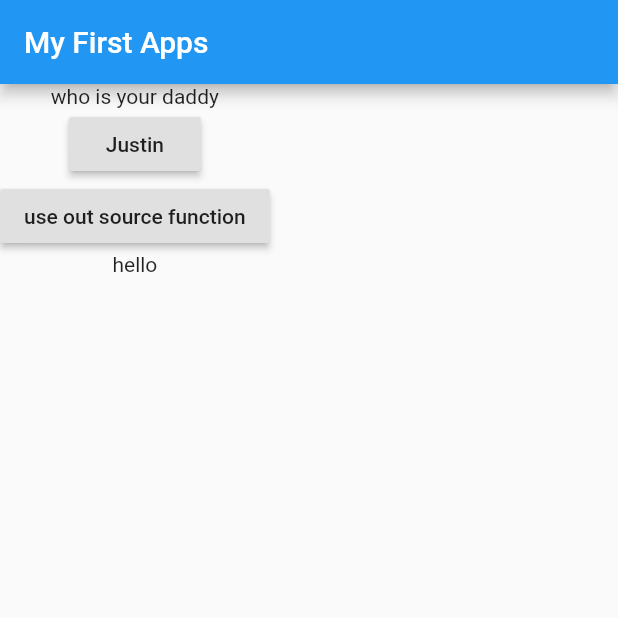
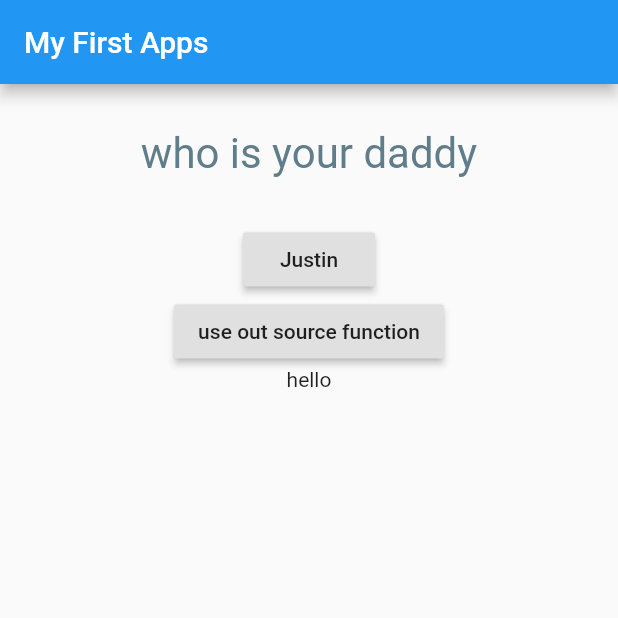
Before and after one commit to Playground-spk/start-dart, a Flutter app: the screen it shows after launch, on a phone screen of 412 x 824 dp, the top half of it. Run offline on Flutter 3.47's test engine with Material 2 defaults, Android fonts, the phone set to English and light mode, and no system bars.

Commit message:
disassemble widget to each layout

```diff
--- a/Flutter/lab1/lib/main.dart
+++ b/Flutter/lab1/lib/main.dart
@@ -1,4 +1,6 @@
 import 'package:flutter/material.dart';
+
+import 'question.dart';
 
 void main() {
   runApp(MyApp());
@@ -37,7 +39,7 @@ class _MyAppState extends State<MyApp> {
       ),
       body: Column(
         children: <Widget>[
-          Text(question[_quiestionIndex]),
+          Question(question[_quiestionIndex]),
           RaisedButton(
             child: Text('Justin'),
             onPressed: () => {print('justin')},
--- /dev/null
+++ b/Flutter/lab1/lib/question.dart
@@ -0,0 +1,22 @@
+import 'package:flutter/material.dart';
+
+class Question extends StatelessWidget {
+  final String questionText;
+
+  Question(this.questionText);
+
+  Widget build(BuildContext context) {
+    return Container(
+      margin: EdgeInsets.all(30),
+      width: double.infinity,
+      child: Text(
+        questionText,
+        style: TextStyle(
+          fontSize: 28,
+          color: Colors.blueGrey,
+        ),
+        textAlign: TextAlign.center,
+      ),
+    );
+  }
+}
```
